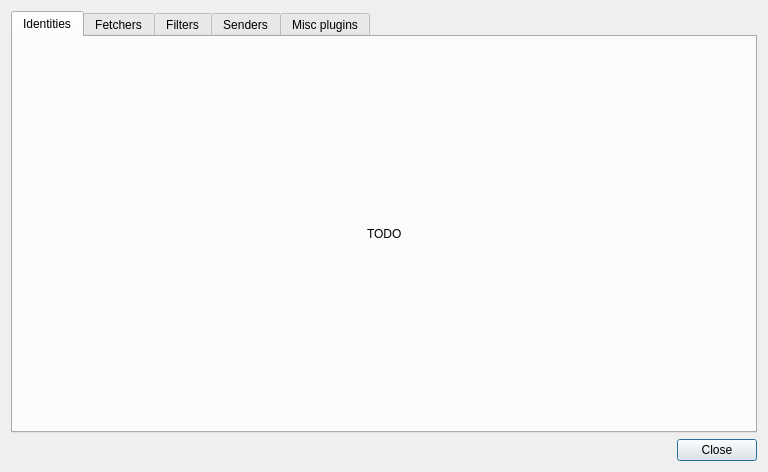
This is lierre/ui/options_conf.ui in hydrargyrum/lierre as Qt 5 draws it before an edit. The edited form follows.
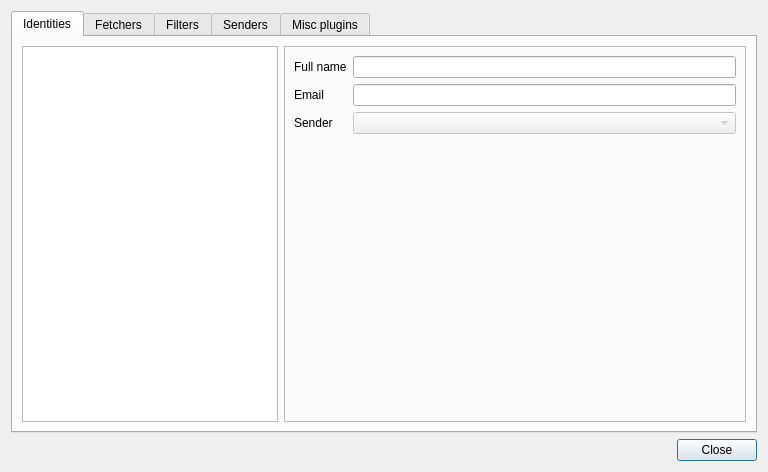
This is the edited form. Custom widgets are drawn as their Qt base class.

Commit message: ui: add identities conf, read-only for now

Patch:
```diff
--- a/lierre/ui/options_conf.ui
+++ b/lierre/ui/options_conf.ui
@@ -28,37 +28,77 @@
       </attribute>
       <layout class="QHBoxLayout" name="horizontalLayout_4">
        <item>
-        <spacer name="horizontalSpacer">
-         <property name="orientation">
-          <enum>Qt::Horizontal</enum>
+        <widget class="QListWidget" name="identitiesList">
+         <property name="sizePolicy">
+          <sizepolicy hsizetype="Maximum" vsizetype="Expanding">
+           <horstretch>0</horstretch>
+           <verstretch>0</verstretch>
+          </sizepolicy>
          </property>
-         <property name="sizeHint" stdset="0">
-          <size>
-           <width>40</width>
-           <height>20</height>
-          </size>
-         </property>
-        </spacer>
-       </item>
-       <item>
-        <widget class="QLabel" name="label">
-         <property name="text">
-          <string>TODO</string>
-         </property>
         </widget>
        </item>
        <item>
-        <spacer name="horizontalSpacer_2">
-         <property name="orientation">
-          <enum>Qt::Horizontal</enum>
+        <widget class="QFrame" name="frame">
+         <property name="frameShape">
+          <enum>QFrame::StyledPanel</enum>
          </property>
-         <property name="sizeHint" stdset="0">
-          <size>
-           <width>40</width>
-           <height>20</height>
-          </size>
+         <property name="frameShadow">
+          <enum>QFrame::Raised</enum>
          </property>
-        </spacer>
+         <layout class="QFormLayout" name="formLayout">
+          <item row="0" column="0">
+           <widget class="QLabel" name="label">
+            <property name="text">
+             <string>Full name</string>
+            </property>
+            <property name="buddy">
+             <cstring>fullNameEdit</cstring>
+            </property>
+           </widget>
+          </item>
+          <item row="0" column="1">
+           <widget class="QLineEdit" name="fullNameEdit">
+            <property name="readOnly">
+             <bool>true</bool>
+            </property>
+           </widget>
+          </item>
+          <item row="1" column="0">
+           <widget class="QLabel" name="label_2">
+            <property name="text">
+             <string>Email</string>
+            </property>
+            <property name="buddy">
+             <cstring>emailEdit</cstring>
+            </property>
+           </widget>
+          </item>
+          <item row="1" column="1">
+           <widget class="QLineEdit" name="emailEdit">
+            <property name="readOnly">
+             <bool>true</bool>
+            </property>
+           </widget>
+          </item>
+          <item row="2" column="1">
+           <widget class="QComboBox" name="senderCombo">
+            <property name="enabled">
+             <bool>false</bool>
+            </property>
+           </widget>
+          </item>
+          <item row="2" column="0">
+           <widget class="QLabel" name="label_3">
+            <property name="text">
+             <string>Sender</string>
+            </property>
+            <property name="buddy">
+             <cstring>senderCombo</cstring>
+            </property>
+           </widget>
+          </item>
+         </layout>
+        </widget>
        </item>
       </layout>
      </widget>
```
The commit also changes 1 other file.
